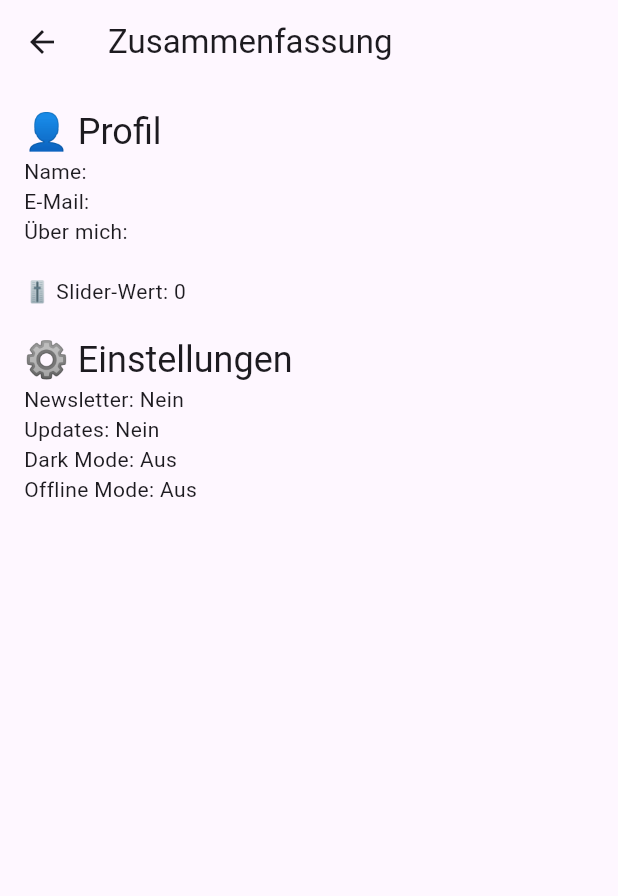
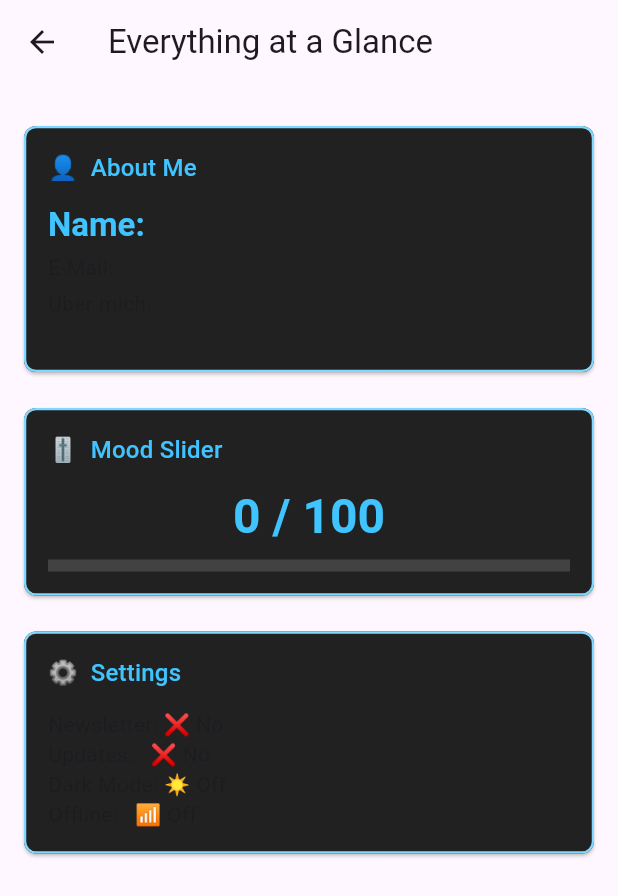
Before and after one commit to DerDaumen1/portfolio_5441141, a Flutter app: the SummaryPage screen opened directly with empty values, on a phone screen of 412 x 824 dp. Shown: the top 896 px of the screen. Run offline on Flutter 3.47's test engine with Material 3 defaults, Android fonts, the phone set to English and light mode, and no system bars.

Commit message:
summary page rdy

```diff
--- a/lib/pages/summary_page.dart
+++ b/lib/pages/summary_page.dart
@@ -7,28 +7,95 @@ class SummaryPage extends StatelessWidget {
 
   @override
   Widget build(BuildContext context) {
+    final headline = Theme.of(context).textTheme.titleLarge!.copyWith(
+      color: Colors.lightBlueAccent,
+      fontWeight: FontWeight.bold,
+    );
+
     return Scaffold(
-      appBar: AppBar(title: const Text('Zusammenfassung')),
+      appBar: AppBar(title: const Text('Everything at a Glance')),
       body: Padding(
         padding: const EdgeInsets.all(16),
-        child: SingleChildScrollView(
+        child: ListView(
+          children: [
+            // ‑‑ Profil‑Karte ‑‑
+            _retroCard(
+              context,
+              title: '👤  About Me',
               child: Column(
                 crossAxisAlignment: CrossAxisAlignment.start,
                 children: [
-              Text('👤 Profil', style: Theme.of(context).textTheme.headlineSmall),
-              Text('Name: ${data.name}'),
+                  Text('Name:  ${data.name}', style: headline),
+                  const SizedBox(height: 4),
                   Text('E‑Mail: ${data.email}'),
-              Text('Über mich: ${data.about}'),
-              const SizedBox(height: 20),
-              Text('🎚️ Slider‑Wert: ${data.slider.toInt()}'),
-              const SizedBox(height: 20),
-              Text('⚙️ Einstellungen', style: Theme.of(context).textTheme.headlineSmall),
-              Text('Newsletter: ${data.newsletter ? "Ja" : "Nein"}'),
-              Text('Updates: ${data.updates ? "Ja" : "Nein"}'),
-              Text('Dark Mode: ${data.darkMode ? "Ein" : "Aus"}'),
-              Text('Offline Mode: ${data.offline ? "Ein" : "Aus"}'),
+                  const SizedBox(height: 4),
+                  Text('Über mich:\n${data.about}'),
                 ],
               ),
+            ),
+
+            // ‑‑ Slider‑Karte ‑‑
+            _retroCard(
+              context,
+              title: '🎚️  Mood Slider',
+              child: Column(
+                children: [
+                  Text('${data.slider.toInt()} / 100',
+                      style: headline.copyWith(fontSize: 32)),
+                  const SizedBox(height: 8),
+                  LinearProgressIndicator(
+                    value: data.slider / 100,
+                    color: Colors.lightBlueAccent,
+                    backgroundColor: Colors.grey.shade800,
+                    minHeight: 8,
+                  ),
+                ],
+              ),
+            ),
+
+            // ‑‑ Settings‑Karte ‑‑
+            _retroCard(
+              context,
+              title: '⚙️  Settings',
+              child: Column(
+                crossAxisAlignment: CrossAxisAlignment.start,
+                children: [
+                  Text('Newsletter: ${data.newsletter ? "✔️ Yes" : "❌ No"}'),
+                  Text('Updates:   ${data.updates    ? "✔️ Yes" : "❌ No"}'),
+                  Text('Dark Mode: ${data.darkMode   ? "🌙 On" : "☀️ Off"}'),
+                  Text('Offline:   ${data.offlineMode? "📴 On" : "📶 Off"}'),
+                ],
+              ),
+            ),
+          ],
+        ),
+      ),
+    );
+  }
+
+  // ‑‑ Retro‑Card Helfer ‑‑
+  Widget _retroCard(BuildContext ctx,
+      {required String title, required Widget child}) {
+    return Card(
+      color: Colors.grey.shade900,
+      margin: const EdgeInsets.symmetric(vertical: 12),
+      shape: RoundedRectangleBorder(
+        side: BorderSide(color: Colors.lightBlueAccent.shade100, width: 1.5),
+        borderRadius: BorderRadius.circular(8),
+      ),
+      child: Padding(
+        padding: const EdgeInsets.all(16),
+        child: Column(
+          crossAxisAlignment: CrossAxisAlignment.start,
+          children: [
+            Text(title,
+                style: Theme.of(ctx)
+                    .textTheme
+                    .titleMedium!
+                    .copyWith(color: Colors.lightBlueAccent)),
+            const SizedBox(height: 12),
+            child,
+          ],
         ),
       ),
     );
```
Lines whose indentation alone changed are shown as unchanged.
